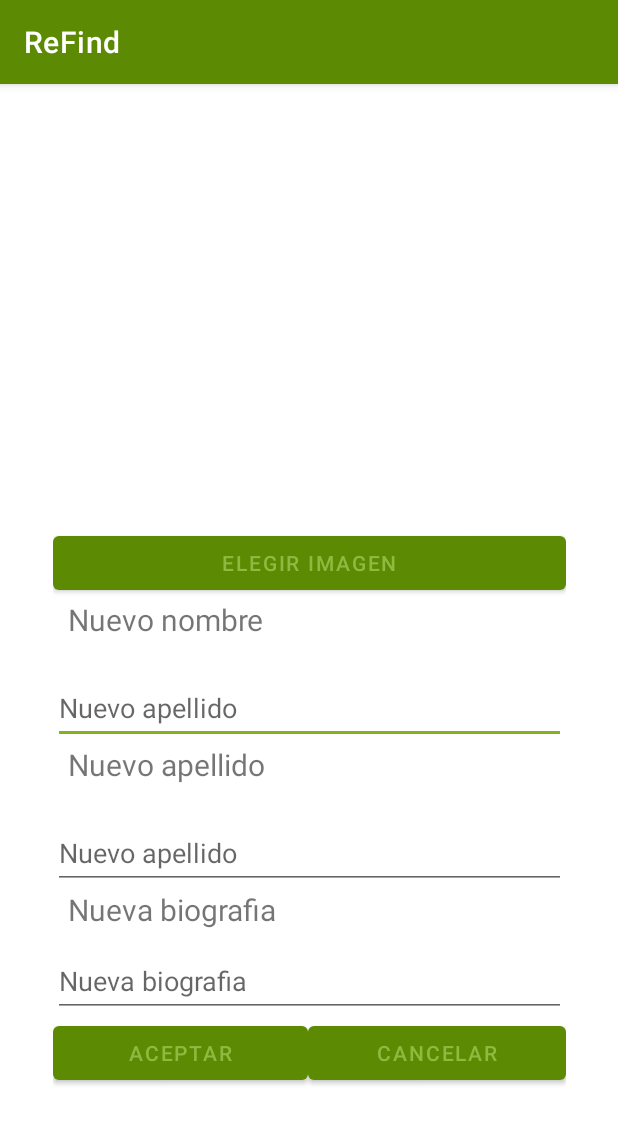
After one commit to AlvaroOrtizP/RefindProyecto, an Android app: the ActivityAjustesUsuario screen opened directly, with no data from a screen before it, on a phone screen of 412 x 824 dp. The commit adds this screen. Shown: the top 1124 px of the screen. Run offline under Robolectric (Android 15) with nearby library versions, the phone set to English and light mode, and no system bars; our stand-ins replace Volley.

Commit message:
Se añade nueva activity para actualizar usuario. Se debe crear una forma para que si no se quiere subir imagen no de error

```diff
--- a/app/src/main/AndroidManifest.xml
+++ b/app/src/main/AndroidManifest.xml
@@ -13,7 +13,10 @@
         android:supportsRtl="true"
         android:theme="@style/Theme.RefindProyecto"
         android:usesCleartextTraffic="true">
-        <activity android:name=".ActivityNewAnuncio"></activity>
+        <activity
+            android:name=".ActivityAjustesUsuario"
+            android:exported="false" />
+        <activity android:name=".ActivityNewAnuncio" />
         <activity android:name=".ActivityAnuncio" />
         <activity android:name=".ActivityListaFav" />
         <activity android:name=".ActivityListaAnun" />
--- /dev/null
+++ b/app/src/main/java/com/example/refindproyecto/ActivityAjustesUsuario.java
@@ -0,0 +1,252 @@
+package com.example.refindproyecto;
+
+import androidx.annotation.Nullable;
+import androidx.appcompat.app.AppCompatActivity;
+
+import android.app.ProgressDialog;
+import android.content.Intent;
+import android.graphics.Bitmap;
+import android.net.Uri;
+import android.os.Bundle;
+import android.provider.MediaStore;
+import android.util.Base64;
+import android.widget.Button;
+import android.widget.EditText;
+import android.widget.ImageView;
+import android.widget.Toast;
+
+import com.android.volley.AuthFailureError;
+import com.android.volley.Request;
+import com.android.volley.RequestQueue;
+import com.android.volley.Response;
+import com.android.volley.VolleyError;
+import com.android.volley.toolbox.ImageRequest;
+import com.android.volley.toolbox.StringRequest;
+import com.android.volley.toolbox.Volley;
+import com.example.refindproyecto.Procedimientos.ProcedimientoPreferencias;
+
+import java.io.ByteArrayOutputStream;
+import java.io.IOException;
+import java.util.Hashtable;
+import java.util.Map;
+
+import Cliente.RefindCliente;
+import POJOS.Indicador;
+import POJOS.Usuario;
+
+public class ActivityAjustesUsuario extends AppCompatActivity {
+    /*
+     * -----------------------------------------------------------
+     *                          1.3 Para subir las imagenes
+     * -----------------------------------------------------------
+     */
+    int PICK_IMAGE_REQUEST = 1;
+    Bitmap bitmap;
+    //Ruta donde se encuentra el archivo php
+    String UPLOAD_URL = "http://10.0.2.2/Refind/images/subirImagenUsuario.php";//10.0.2.2
+
+    //Las keys de los parametros que se pasaran por POST
+    String KEY_IMAGE = "foto";
+    String KEY_NOMBRE = "nombre";
+    int comprobador = 0;
+    Usuario usuario = new Usuario();
+    ProcedimientoPreferencias pF = null;
+    EditText editNewNombre, editNewApellido, editNewBio;
+    Button btnElegirImagen, btnAceptar, bntCancelar;
+    ImageView ajustesImagen;
+    RequestQueue requestQueue;
+    @Override
+    protected void onCreate(Bundle savedInstanceState) {
+        super.onCreate(savedInstanceState);
+        setContentView(R.layout.activity_ajustes_usuario);
+        pF = new ProcedimientoPreferencias(this.getApplicationContext());
+        inicializar();
+
+        requestQueue = Volley.newRequestQueue(getApplicationContext());
+
+        if(pF.obtenerIdentificador() == 0){
+            Intent i = new Intent(getApplicationContext(), ActivityLogin.class);
+            startActivity(i);
+        }else{
+            cargarInicial();
+        }
+        btnElegirImagen.setOnClickListener(v -> {
+            abrirGaleria();
+        });
+        bntCancelar.setOnClickListener(v -> {
+            Intent i = new Intent(ActivityAjustesUsuario.this, ActivityPerfil.class);
+            startActivity(i);
+        });
+
+        // falta cambiar el nombre de la base de datos
+        btnAceptar.setOnClickListener(v -> {
+            usuario = actualizarUsuario();
+            if("OK".equals(usuario.getError())){
+                subirImagenApache();//todo Cuando haces los cambios sin subir una nueva foto peta
+                Intent i = new Intent(ActivityAjustesUsuario.this, ActivityPerfil.class);
+                startActivity(i);
+            }
+            else{
+                Toast.makeText(ActivityAjustesUsuario.this, "Error", Toast.LENGTH_LONG).show();
+            }
+        });
+    }
+    /*
+     * -----------------------------------------------------------
+     *                          4 OBTENER DATOS USUARIO
+     * -----------------------------------------------------------
+     */
+    private Usuario obtenerDatosUsuario(){
+        Thread thread = new Thread(new Runnable() {
+            @Override
+            public void run() {
+                RefindCliente refindCliente = new RefindCliente("10.0.2.2", 30500);
+                usuario = refindCliente.obtenerUsuario(usuario);
+            }
+        });
+        thread.start();
+        try {
+            thread.join();
+        } catch (InterruptedException e) {
+            //TODO: añadir excepcion
+            e.printStackTrace();
+        }
+        return usuario;
+    }
+    private void cargarImagen(ImageView imagenPerfil, Usuario usuario){
+        ImageRequest imageRequest = new ImageRequest(Indicador.IMAGEN_USUARIO+usuario.getUsuarioId()+"."+usuario.getFoto(), new Response.Listener<Bitmap>() {
+            @Override
+            public void onResponse(Bitmap response) {
+                imagenPerfil.setImageBitmap(response);
+            }
+        }, 0, 0, ImageView.ScaleType.CENTER, null, new Response.ErrorListener() {
+            @Override
+            public void onErrorResponse(VolleyError error) {
+                System.out.println(error.getMessage());
+            }
+        });
+        requestQueue.add(imageRequest);
+    }
+    private Usuario actualizarUsuario() {
+        usuario.setNombre(editNewNombre.getText().toString());
+        usuario.setApellido(editNewApellido.getText().toString());
+        usuario.setBiografia(editNewBio.getText().toString());
+        Thread thread = new Thread(new Runnable() {
+            @Override
+            public void run() {
+                RefindCliente refindCliente = new RefindCliente("10.0.2.2", 30500);
+                usuario = refindCliente.actualizarUsuario(usuario);
+            }
+        });//todo EXCEPCION
+        thread.start();
+        return usuario;
+    }
+
+
+
+
+    /*
+     * -----------------------------------------------------------
+     *                          9 SUBIR IMAGEN
+     * -----------------------------------------------------------
+     */
+    /*
+     * -----------------------------------------------------------
+     *                          9.1 ABRIR LAS FOTOS DEL TELEFONO
+     * -----------------------------------------------------------
+     */
+    private void abrirGaleria() {
+        Intent intent = new Intent();
+        intent.setType("image/*");
+        intent.setAction(Intent.ACTION_GET_CONTENT);
+        startActivityForResult(Intent.createChooser(intent, "Seleciona imagen"), PICK_IMAGE_REQUEST);
+    }
+    @Override
+    protected void onActivityResult(int requestCode, int resultCode, @Nullable Intent data) {
+        super.onActivityResult(requestCode, resultCode, data);
+
+        if (requestCode == PICK_IMAGE_REQUEST && resultCode == RESULT_OK && data != null && data.getData() != null) {
+            Uri filePath = data.getData();
+            try {
+                //Cómo obtener el mapa de bits de la Galería
+                bitmap = MediaStore.Images.Media.getBitmap(getContentResolver(), filePath);
+                //Configuración del mapa de bits en ImageView
+                ajustesImagen.setImageBitmap(bitmap);
+            } catch (IOException e) {
+                e.printStackTrace();
+            }
+        }
+    }
+    public String getStringImagen(Bitmap bmp) {
+        ByteArrayOutputStream baos = new ByteArrayOutputStream();
+        bmp.compress(Bitmap.CompressFormat.JPEG, 100, baos);
+        byte[] imageBytes = baos.toByteArray();
+        String encodedImage = Base64.encodeToString(imageBytes, Base64.DEFAULT);
+        return encodedImage;
+    }
+    /*
+     * -----------------------------------------------------------
+     *                          9.2 SUBIR LA IMAGEN
+     * -----------------------------------------------------------
+     */
+    public void subirImagenApache() {
+
+        final ProgressDialog loading = ProgressDialog.show(this, "Subiendo...", "Espere por favor");
+        StringRequest stringRequest = new StringRequest(Request.Method.POST, UPLOAD_URL,
+                new Response.Listener<String>() {
+                    @Override
+                    public void onResponse(String response) {
+                        loading.dismiss();
+                        Toast.makeText(ActivityAjustesUsuario.this, response, Toast.LENGTH_LONG).show();
+                        System.out.println(response);
+                    }
+                }, new Response.ErrorListener() {
+            @Override
+            public void onErrorResponse(VolleyError error) {
+                loading.dismiss();
+                Toast.makeText(ActivityAjustesUsuario.this, error.getMessage(), Toast.LENGTH_LONG).show();
+                System.out.println(error.getMessage());
+            }
+        }){
+            @Override
+            protected Map<String, String> getParams() throws AuthFailureError {
+
+                String imagen = getStringImagen(bitmap);
+                String nombre = usuario.getUsuarioId().toString();
+
+                Map<String, String> params = new Hashtable<String, String>();
+                params.put(KEY_IMAGE, imagen);
+                params.put(KEY_NOMBRE, nombre);
+
+                return params;
+            }
+        };
+
+        RequestQueue requestQueue = Volley.newRequestQueue(this);
+        requestQueue.add(stringRequest);
+    }
+
+
+    /*
+     * -----------------------------------------------------------
+     *                          9.1 INICIZALIZA
+     * -----------------------------------------------------------
+     */
+    private void inicializar(){
+        editNewNombre = findViewById(R.id.editNewNombre);
+        editNewApellido = findViewById(R.id.editNewApellido);
+        editNewBio = findViewById(R.id.editNewBio);
+        ajustesImagen = findViewById(R.id.ajustesImagen);
+        btnAceptar = findViewById(R.id.btnAjustesAceptar);
+        bntCancelar = findViewById(R.id.btnAjustesCancelar);
+        btnElegirImagen = findViewById(R.id.btnElegirImagen);
+    }
+    public void cargarInicial(){
+        usuario.setUsuarioId(pF.obtenerIdentificador());
+        usuario = obtenerDatosUsuario();
+        editNewNombre.setText(usuario.getNombre());
+        editNewApellido.setText(usuario.getApellido());
+        editNewBio.setText(usuario.getBiografia());
+        cargarImagen(ajustesImagen, usuario);
+    }
+}
--- a/app/src/main/java/com/example/refindproyecto/ActivityAnuncio.java
+++ b/app/src/main/java/com/example/refindproyecto/ActivityAnuncio.java
@@ -334,7 +334,7 @@ public class ActivityAnuncio extends AppCompatActivity {
             public void run() {
                 //Al meter categorias a mano funciona pero no se pq no obtiene un array vacio
                 RefindCliente refindCliente = new RefindCliente("10.0.2.2", 30500);
-                comentarioT = refindCliente.obtenerComentarios(anuncio);
+                comentarioT = refindCliente.obtenerComentarios(anuncio);//falla aqui
                 Integer id=0;
                 String[] arrayComen = comentarioT.split("/");
                 if(!comentarioT.equals("")){
--- /dev/null
+++ b/app/src/main/res/layout/activity_ajustes_usuario.xml
@@ -0,0 +1,108 @@
+<?xml version="1.0" encoding="utf-8"?>
+<androidx.constraintlayout.widget.ConstraintLayout xmlns:android="http://schemas.android.com/apk/res/android"
+    xmlns:app="http://schemas.android.com/apk/res-auto"
+    xmlns:tools="http://schemas.android.com/tools"
+    android:layout_width="match_parent"
+    android:layout_height="match_parent"
+    tools:context=".ActivityAjustesUsuario">
+
+    <LinearLayout
+        android:layout_width="342dp"
+        android:layout_height="620dp"
+        android:orientation="vertical"
+        app:layout_constraintBottom_toBottomOf="parent"
+        app:layout_constraintEnd_toEndOf="parent"
+        app:layout_constraintStart_toStartOf="parent"
+        app:layout_constraintTop_toTopOf="parent">
+
+        <ImageView
+            android:id="@+id/ajustesImagen"
+            android:layout_width="250dp"
+            android:layout_height="200dp"
+            android:layout_marginStart="50dp"
+            android:layout_weight="1" />
+
+        <Button
+            android:id="@+id/btnElegirImagen"
+            android:layout_width="match_parent"
+            android:layout_height="wrap_content"
+            android:text="Elegir Imagen" />
+
+        <TextView
+            android:id="@+id/textNuevoNombre"
+            android:layout_width="match_parent"
+            android:layout_height="wrap_content"
+            android:layout_marginStart="10dp"
+            android:layout_weight="1"
+            android:text="Nuevo nombre"
+            android:textSize="20dp" />
+
+        <EditText
+            android:id="@+id/editNewNombre"
+            android:layout_width="match_parent"
+            android:layout_height="wrap_content"
+            android:hint="Nuevo apellido"
+
+            android:minHeight="48dp" />
+
+
+        <TextView
+            android:id="@+id/textNuevoApellido"
+            android:layout_width="match_parent"
+            android:layout_height="wrap_content"
+            android:layout_marginStart="10dp"
+            android:layout_weight="1"
+            android:text="Nuevo apellido"
+            android:textSize="20dp" />
+
+        <EditText
+            android:id="@+id/editNewApellido"
+            android:layout_width="match_parent"
+            android:layout_height="wrap_content"
+            android:hint="Nuevo apellido"
+
+            android:minHeight="48dp" />
+
+
+        <TextView
+            android:id="@+id/textNuevaBio"
+            android:layout_width="match_parent"
+            android:layout_height="15dp"
+            android:layout_marginStart="10dp"
+            android:layout_weight="1"
+            android:textSize="20dp"
+            android:text="Nueva biografia" />
+
+        <EditText
+            android:id="@+id/editNewBio"
+            android:layout_width="match_parent"
+            android:layout_height="wrap_content"
+            android:hint="Nueva biografia"
+
+            android:minHeight="48dp" />
+
+
+        <LinearLayout
+            android:layout_width="match_parent"
+            android:layout_height="50dp"
+            android:layout_weight="1"
+            android:orientation="horizontal">
+
+            <Button
+                android:id="@+id/btnAjustesAceptar"
+                android:layout_width="170dp"
+                android:layout_height="wrap_content"
+                android:text="Aceptar" />
+
+            <Button
+                android:id="@+id/btnAjustesCancelar"
+                android:layout_width="170dp"
+                android:layout_height="wrap_content"
+                android:layout_weight="1"
+                android:text="Cancelar" />
+        </LinearLayout>
+
+
+    </LinearLayout>
+
+</androidx.constraintlayout.widget.ConstraintLayout>
--- a/app/src/main/res/layout/activity_perfil.xml
+++ b/app/src/main/res/layout/activity_perfil.xml
@@ -52,7 +52,6 @@
         android:layout_marginStart="9dp"
         android:layout_marginTop="32dp"
         android:layout_marginEnd="8dp"
-        android:onClick="crearPopup"
         android:text="@string/editarPerfil"
         android:textStyle="bold"
         app:layout_constraintEnd_toEndOf="parent"
```
Also changed, not shown: app/src/main/java/com/example/refindproyecto/ActivityPerfil.java (+13 -109 lines).
